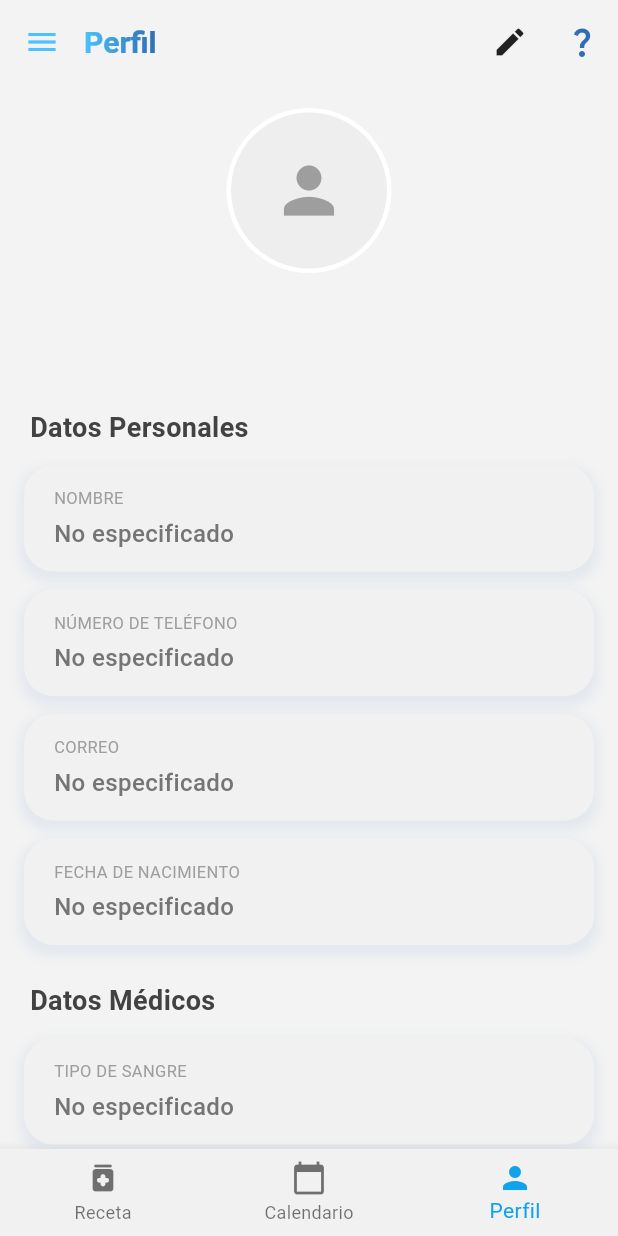
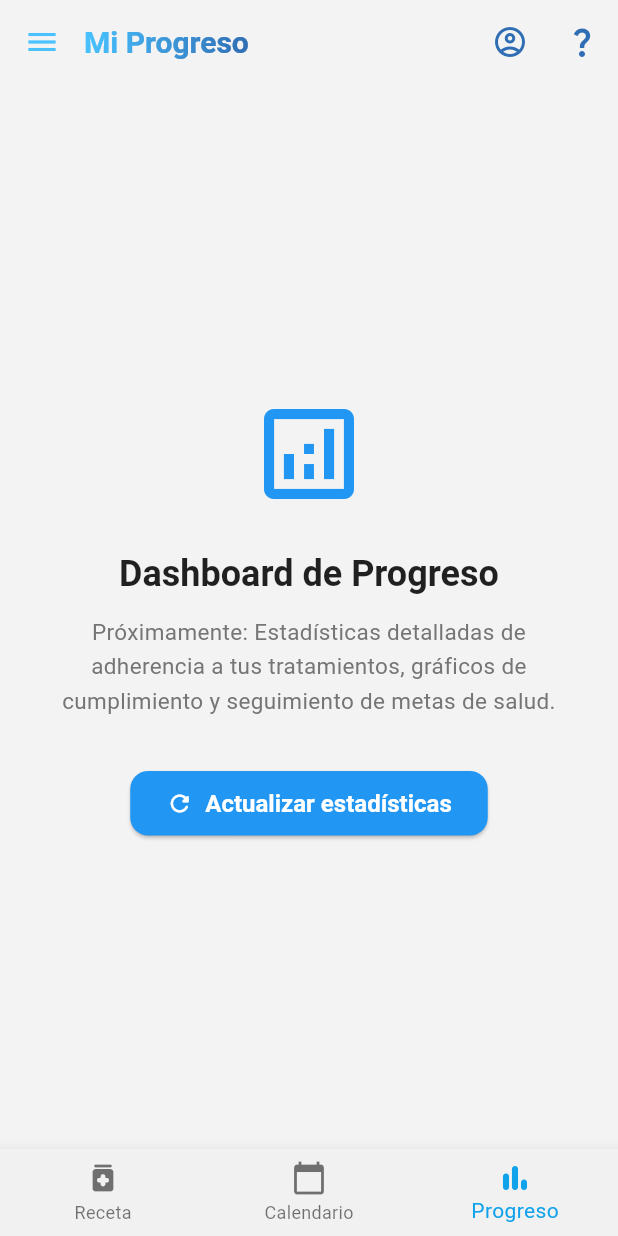
Before and after one commit to JDkinior/MediTime, a Flutter app: the screen it shows once a user with an empty profile is signed in, swiped to page 3, on a phone screen of 412 x 824 dp. Run offline on Flutter 3.47's test engine with Material 3 defaults, Android fonts, the phone set to English and light mode, and no system bars; drawn by our look-alikes of showcaseview; our stand-ins replace cloud_firestore, firebase_auth, firebase_core, fl_chart, flutter_local_notifications, flutter_time_picker_spinner and 9 more; missing offline and left inert: android_alarm_manager_plus, maplibre_gl; accounts and stored records are empty.

Commit message:
refactor: dashboard de progreso en bottom nav y perfil de usuario independiente en AppBar

```diff
--- a/lib/screens/home/home_page.dart
+++ b/lib/screens/home/home_page.dart
@@ -11,6 +11,7 @@ import 'package:meditime/screens/profile/perfil_page.dart';
 import 'package:meditime/screens/medication/receta_page.dart';
 import 'package:meditime/screens/shared/ayuda_page.dart';
 import 'package:meditime/screens/chat/chat_bot_screen.dart';
+import 'package:meditime/screens/reports/progreso_page.dart';
 import 'package:meditime/widgets/drawer_widget.dart';
 
 class HomePage extends StatefulWidget {
@@ -23,7 +24,6 @@ class HomePage extends StatefulWidget {
 class _HomePageState extends State<HomePage> {
   final PageController _pageController = PageController();
   int _currentIndex = 0;
-  bool _isEditing = false;
   bool _isTutorialRunning = false;
 
   // Showcase keys (un step por funcionalidad clave)
@@ -203,15 +203,9 @@ class _HomePageState extends State<HomePage> {
     }
   }
 
-  void _toggleEditing() {
-    setState(() {
-      _isEditing = !_isEditing;
-    });
-  }
-
   @override
   Widget build(BuildContext context) {
-    final List<String> titles = ['Medicamentos', 'Calendario', 'Perfil'];
+    final List<String> titles = ['Medicamentos', 'Calendario', 'Mi Progreso'];
 
     return ShowCaseWidget(
       onStart: (index, key) {
@@ -288,11 +282,18 @@ class _HomePageState extends State<HomePage> {
               ),
             ),
             actions: [
-              if (_currentIndex == 2)
-                IconButton(
-                  icon: Icon(_isEditing ? Icons.close : Icons.edit),
-                  onPressed: _toggleEditing,
+              IconButton(
+                icon: const Icon(
+                  Icons.account_circle_outlined,
+                  color: Color.fromARGB(255, 47, 109, 180),
                 ),
+                onPressed: () {
+                  Navigator.push(
+                    context,
+                    MaterialPageRoute(builder: (context) => const PerfilPage()),
+                  );
+                },
+              ),
               Showcase(
                 key: _helpKey,
                 title: 'Ayuda y Tutorial',
@@ -359,25 +360,20 @@ class _HomePageState extends State<HomePage> {
             controller: _pageController,
             onPageChanged: (index) {
               setState(() {
-                if (_isEditing) _isEditing = false;
                 _currentIndex = index;
               });
             },
             children: [
               RecetaPage(fabKey: _fabKey),
               CalendarioPage(calendarKey: _calendarKey),
-              PerfilPage(
-                isEditing: _isEditing,
-                toggleEditing: _toggleEditing,
-                profileKey: _profileKey,
-              ),
+              const ProgresoPage(),
             ],
           ),
           bottomNavigationBar: Showcase(
             key: _bottomNavKey,
             title: 'Navegación principal',
             description:
-                'Muévete entre tus Recetas (medicamentos pendientes), el Calendario mensual y tu Perfil de salud.',
+                'Muévete entre tus Recetas (medicamentos pendientes), el Calendario mensual y tu Progreso de salud.',
             tooltipBackgroundColor: const Color(0xFF2F6DB4),
             textColor: Colors.white,
             descTextStyle: const TextStyle(
@@ -390,18 +386,31 @@ class _HomePageState extends State<HomePage> {
               currentIndex: _currentIndex,
               selectedItemColor: const Color.fromARGB(255, 16, 162, 235),
               backgroundColor: const Color.fromARGB(255, 241, 241, 241),
-              items: const [
-                BottomNavigationBarItem(
+              items: [
+                const BottomNavigationBarItem(
                   icon: Icon(Icons.medication_rounded),
                   label: 'Receta',
                 ),
-                BottomNavigationBarItem(
+                const BottomNavigationBarItem(
                   icon: Icon(Icons.calendar_today),
                   label: 'Calendario',
                 ),
                 BottomNavigationBarItem(
-                  icon: Icon(Icons.person),
-                  label: 'Perfil',
+                  icon: Showcase(
+                    key: _profileKey,
+                    title: 'Mi Progreso',
+                    description:
+                        'Monitorea tu nivel de adherencia, mira tus estadísticas diarias y mantén tus rachas de toma de medicamentos.',
+                    tooltipBackgroundColor: const Color(0xFF2F6DB4),
+                    textColor: Colors.white,
+                    descTextStyle: const TextStyle(
+                      color: Colors.white,
+                      fontSize: 13,
+                      height: 1.5,
+                    ),
+                    child: const Icon(Icons.bar_chart_rounded),
+                  ),
+                  label: 'Progreso',
                 ),
               ],
             ),
--- a/lib/screens/profile/perfil_page.dart
+++ b/lib/screens/profile/perfil_page.dart
@@ -17,14 +17,10 @@ import 'package:meditime/widgets/treatment_form/form_field_wrapper.dart';
 import 'package:meditime/screens/medication/paciente_receta_page.dart';
 
 class PerfilPage extends StatefulWidget {
-  final bool isEditing;
-  final VoidCallback toggleEditing;
   final GlobalKey? profileKey;
 
   const PerfilPage({
     super.key,
-    required this.isEditing,
-    required this.toggleEditing,
     this.profileKey,
   });
 
@@ -43,6 +39,17 @@ class _PerfilPageState extends State<PerfilPage> {
   final TextEditingController _medicationsController = TextEditingController();
   final TextEditingController _medicalHistoryController =
       TextEditingController();
+
+  bool _isEditing = false;
+
+  void _toggleEditing() {
+    setState(() {
+      _isEditing = !_isEditing;
+      if (!_isEditing) {
+        _resetToOriginalData();
+      }
+    });
+  }
 
   String?
   _profileImageUrl; // Puede ser una URL de red o una ruta de archivo local
@@ -105,14 +112,7 @@ class _PerfilPageState extends State<PerfilPage> {
     super.dispose();
   }
 
-  @override
-  void didUpdateWidget(covariant PerfilPage oldWidget) {
-    super.didUpdateWidget(oldWidget);
-    // Si se cancela la edición, se revierten los cambios
-    if (oldWidget.isEditing && !widget.isEditing) {
-      _resetToOriginalData();
-    }
-  }
+
 
   Future<void> _loadProfileData() async {
     if (!mounted) return;
@@ -305,7 +305,9 @@ class _PerfilPageState extends State<PerfilPage> {
       ScaffoldMessenger.of(
         context,
       ).showSnackBar(const SnackBar(content: Text('Cambios guardados')));
-      widget.toggleEditing(); // Ahora esto ya no causará problemas.
+      setState(() {
+        _isEditing = false;
+      });
     }
 
     if (mounted) {
@@ -320,6 +322,15 @@ class _PerfilPageState extends State<PerfilPage> {
     final profile = context.watch<ProfileNotifier>();
 
     return Scaffold(
+      appBar: AppBar(
+        title: const Text('Perfil'),
+        actions: [
+          IconButton(
+            icon: Icon(_isEditing ? Icons.close : Icons.edit),
+            onPressed: _toggleEditing,
+          ),
+        ],
+      ),
       body: SingleChildScrollView(
         padding: const EdgeInsets.all(16.0),
         child: Column(
@@ -391,7 +402,7 @@ class _PerfilPageState extends State<PerfilPage> {
             _buildNearbyPharmaciesOption(),
 
             const SizedBox(height: 30),
-            if (widget.isEditing)
+            if (_isEditing)
               PrimaryButton(
                 text: 'Guardar Cambios',
                 isLoading: _isSaving,
@@ -410,7 +421,7 @@ class _PerfilPageState extends State<PerfilPage> {
           _buildAvatarWithShowcase(),
           const SizedBox(height: 12),
           Text(
-            widget.isEditing
+            _isEditing
                 ? _nameController.text
                 : (profile.userName ?? 'Nombre de Usuario'),
             style: const TextStyle(
@@ -442,7 +453,7 @@ class _PerfilPageState extends State<PerfilPage> {
     }
 
     Widget? avatarChild;
-    if (widget.isEditing) {
+    if (_isEditing) {
       avatarChild = Container(
         decoration: BoxDecoration(
           shape: BoxShape.circle,
@@ -460,7 +471,7 @@ class _PerfilPageState extends State<PerfilPage> {
     }
 
     final avatar = GestureDetector(
-      onTap: widget.isEditing && !_isPickingImage ? _pickImage : null,
+      onTap: _isEditing && !_isPickingImage ? _pickImage : null,
       child: CircleAvatar(
         radius: 55,
         backgroundColor: Colors.white,
@@ -567,7 +578,7 @@ class _PerfilPageState extends State<PerfilPage> {
     TextInputType keyboardType = TextInputType.text,
     bool enabled = true,
   }) {
-    if (widget.isEditing) {
+    if (_isEditing) {
       return StyledTextField(
         controller: controller,
         labelText: labelText,
--- /dev/null
+++ b/lib/screens/reports/progreso_page.dart
@@ -0,0 +1,67 @@
+import 'package:flutter/material.dart';
+
+class ProgresoPage extends StatelessWidget {
+  const ProgresoPage({super.key});
+
+  @override
+  Widget build(BuildContext context) {
+    final primaryColor = const Color(0xFF2296F3);
+
+    return Scaffold(
+      body: Center(
+        child: Padding(
+          padding: const EdgeInsets.all(24.0),
+          child: Column(
+            mainAxisAlignment: MainAxisAlignment.center,
+            children: [
+              Icon(
+                Icons.analytics_outlined,
+                size: 80,
+                color: primaryColor,
+              ),
+              const SizedBox(height: 24),
+              Text(
+                'Dashboard de Progreso',
+                style: Theme.of(context).textTheme.headlineSmall?.copyWith(
+                      fontWeight: FontWeight.bold,
+                      color: Colors.black87,
+                    ),
+              ),
+              const SizedBox(height: 12),
+              Text(
+                'Próximamente: Estadísticas detalladas de adherencia a tus tratamientos, gráficos de cumplimiento y seguimiento de metas de salud.',
+                textAlign: TextAlign.center,
+                style: TextStyle(
+                  fontSize: 15,
+                  color: Colors.grey.shade600,
+                  height: 1.5,
+                ),
+              ),
+              const SizedBox(height: 32),
+              ElevatedButton.icon(
+                onPressed: () {
+                  ScaffoldMessenger.of(context).showSnackBar(
+                    const SnackBar(
+                      content: Text('Funcionalidad en desarrollo'),
+                      duration: Duration(seconds: 1),
+                    ),
+                  );
+                },
+                icon: const Icon(Icons.refresh_rounded),
+                label: const Text('Actualizar estadísticas'),
+                style: ElevatedButton.styleFrom(
+                  backgroundColor: primaryColor,
+                  foregroundColor: Colors.white,
+                  padding: const EdgeInsets.symmetric(horizontal: 24, vertical: 12),
+                  shape: RoundedRectangleBorder(
+                    borderRadius: BorderRadius.circular(12),
+                  ),
+                ),
+              ),
+            ],
+          ),
+        ),
+      ),
+    );
+  }
+}
```
